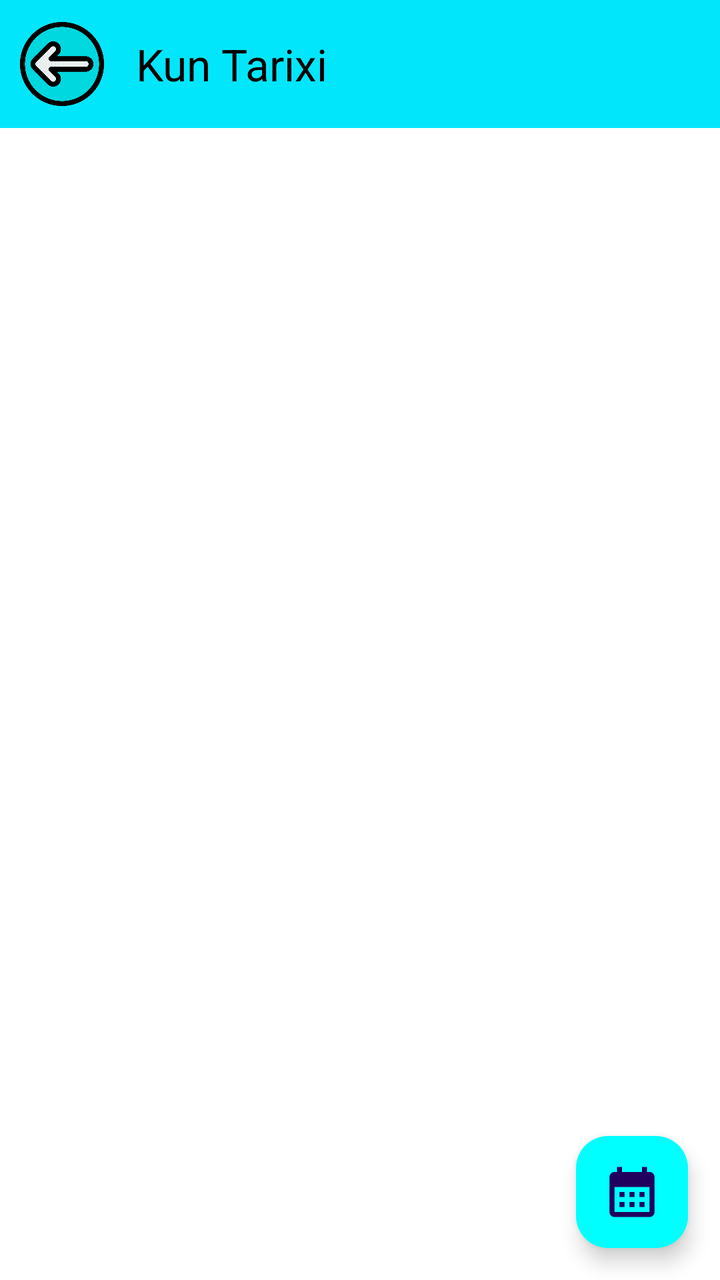
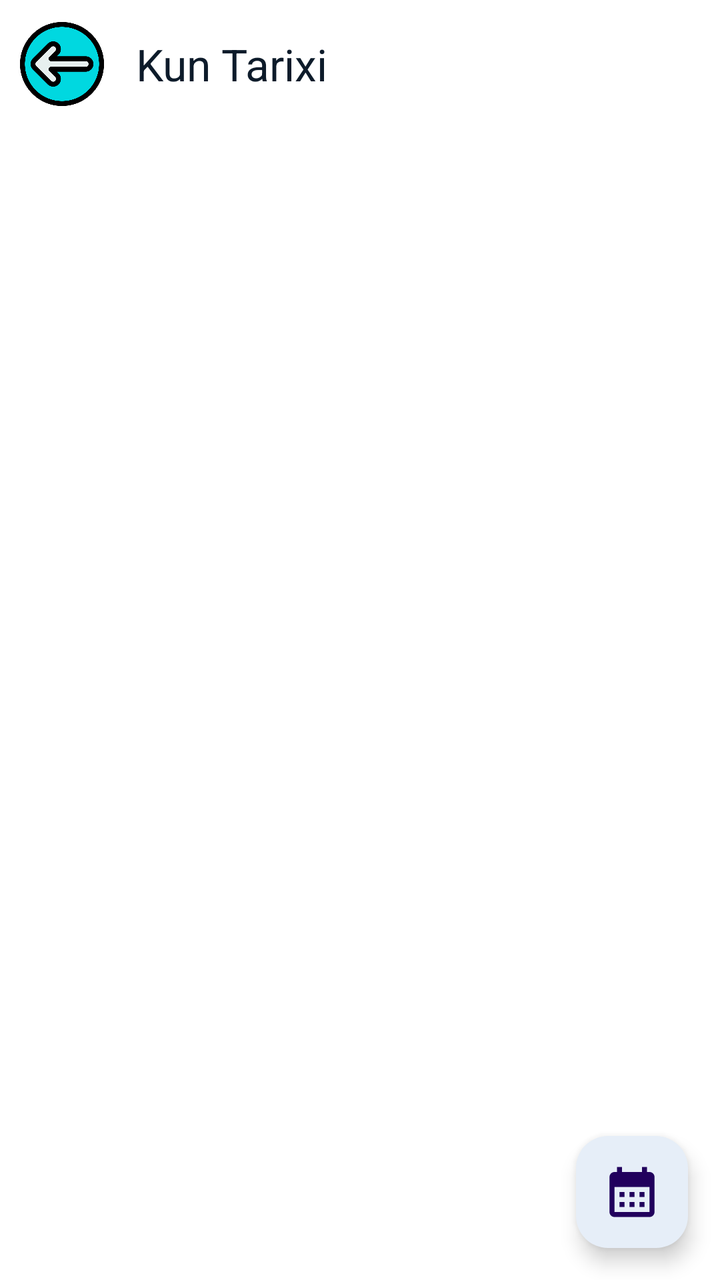

Compare the two renders of this Android layout. The source of the first and the diff that turns it into the second are given below.
<!-- AndroidManifest.xml: application theme Theme.KimyoTest -->
<!-- res/layout/fragment_day_history.xml -->
<?xml version="1.0" encoding="utf-8"?>
<androidx.constraintlayout.widget.ConstraintLayout xmlns:android="http://schemas.android.com/apk/res/android"
    android:layout_width="match_parent"
    android:layout_height="match_parent"
    xmlns:app="http://schemas.android.com/apk/res-auto"
    xmlns:tools="http://schemas.android.com/tools">

    <androidx.appcompat.widget.LinearLayoutCompat
        android:layout_width="match_parent"
        android:layout_height="?attr/actionBarSize"
        app:layout_constraintTop_toTopOf="parent"
        app:layout_constraintStart_toStartOf="parent"
        app:layout_constraintEnd_toEndOf="parent"
        android:orientation="horizontal"
        android:background="@color/whiteBlue">
        <androidx.appcompat.widget.AppCompatImageView
            android:id="@+id/back"
            android:layout_width="42dp"
            android:layout_height="42dp"
            app:srcCompat="@drawable/image_back"
            android:layout_gravity="center_vertical"
            android:layout_marginStart="10dp"/>
        <androidx.appcompat.widget.Toolbar
            android:layout_width="match_parent"
            android:layout_height="?attr/actionBarSize"
            android:id="@+id/toolbar"
            app:titleTextColor="@color/black"
            android:background="@color/whiteBlue"
            android:theme="@style/ThemeOverlay.AppCompat.Dark.ActionBar"
            app:popupTheme="@style/ThemeOverlay.AppCompat.Light"
            app:title="Kun Tarixi"/>

    </androidx.appcompat.widget.LinearLayoutCompat>
    <androidx.recyclerview.widget.RecyclerView
        android:id="@+id/recyclerView"
        android:layout_width="match_parent"
        android:layout_height="match_parent"
        android:layout_marginTop="?attr/actionBarSize"/>
    <com.google.android.material.floatingactionbutton.FloatingActionButton
        android:id="@+id/setDateBtn"
        android:layout_width="wrap_content"
        android:layout_height="wrap_content"
        app:layout_constraintBottom_toBottomOf="parent"
        app:layout_constraintEnd_toEndOf="parent"
        android:layout_margin="16dp"
        android:tint="@color/blue"
        app:maxImageSize="30dp"
        android:backgroundTint="@color/white_blue"
        android:src="@drawable/calendar_24px"/>
</androidx.constraintlayout.widget.ConstraintLayout>
<!-- resources referenced by this layout -->
<resources>
  <color name="black">#FF000000</color>
  <color name="blue">#088FFA</color>
  <color name="whiteBlue">#02E6FB</color>
  <color name="white_blue">#00FFFF</color>
  <!-- drawable calendar_24px (drawable) -->
  <vector android:height="24dp" android:tint="#0080FF"
      android:viewportHeight="24" android:viewportWidth="24"
      android:width="24dp" xmlns:android="http://schemas.android.com/apk/res/android">
      <path android:fillColor="@android:color/white" android:pathData="M19,4h-1V2h-2v2H8V2H6v2H5C3.89,4 3.01,4.9 3.01,6L3,20c0,1.1 0.89,2 2,2h14c1.1,0 2,-0.9 2,-2V6C21,4.9 20.1,4 19,4zM19,20H5V10h14V20zM9,14H7v-2h2V14zM13,14h-2v-2h2V14zM17,14h-2v-2h2V14zM9,18H7v-2h2V18zM13,18h-2v-2h2V18zM17,18h-2v-2h2V18z"/>
  </vector>
  <!-- drawable image_back: png bitmap (drawable, 24774 bytes) -->
  <style name="Theme.KimyoTest" parent="Base.Theme.KimyoTest" />
  <style name="Base.Theme.KimyoTest" parent="Theme.Material3.DayNight.NoActionBar">
          
          
          <item name="android:textColorPrimary">@color/black</item>
          <item name="android:windowBackground">@color/white</item>
      </style>
  <color name="white">#FFFFFFFF</color>
</resources>

<!-- the commit's change to res/layout/fragment_day_history.xml (unified diff, before → after) -->
@@ -2,6 +2,7 @@
 <androidx.constraintlayout.widget.ConstraintLayout xmlns:android="http://schemas.android.com/apk/res/android"
     android:layout_width="match_parent"
     android:layout_height="match_parent"
+    android:background="?attr/colorSurface"
     xmlns:app="http://schemas.android.com/apk/res-auto"
     xmlns:tools="http://schemas.android.com/tools">
 
@@ -12,7 +13,7 @@
         app:layout_constraintStart_toStartOf="parent"
         app:layout_constraintEnd_toEndOf="parent"
         android:orientation="horizontal"
-        android:background="@color/whiteBlue">
+        android:background="?attr/colorSurface">
         <androidx.appcompat.widget.AppCompatImageView
             android:id="@+id/back"
             android:layout_width="42dp"
@@ -24,8 +25,8 @@
             android:layout_width="match_parent"
             android:layout_height="?attr/actionBarSize"
             android:id="@+id/toolbar"
-            app:titleTextColor="@color/black"
-            android:background="@color/whiteBlue"
+            app:titleTextColor="?attr/colorOnSurface"
+            android:background="?attr/colorSurface"
             android:theme="@style/ThemeOverlay.AppCompat.Dark.ActionBar"
             app:popupTheme="@style/ThemeOverlay.AppCompat.Light"
             app:title="Kun Tarixi"/>
@@ -43,8 +44,8 @@
         app:layout_constraintBottom_toBottomOf="parent"
         app:layout_constraintEnd_toEndOf="parent"
         android:layout_margin="16dp"
-        android:tint="@color/blue"
+        android:tint="?attr/colorPrimary"
         app:maxImageSize="30dp"
-        android:backgroundTint="@color/white_blue"
+        android:backgroundTint="?attr/colorSurface"
         android:src="@drawable/calendar_24px"/>
 </androidx.constraintlayout.widget.ConstraintLayout>
<!-- resource entries referenced after the edit -->
@@ -1,9 +1,5 @@
 <!-- resources referenced by this layout -->
 <resources>
-  <color name="black">#FF000000</color>
-  <color name="blue">#088FFA</color>
-  <color name="whiteBlue">#02E6FB</color>
-  <color name="white_blue">#00FFFF</color>
   <!-- drawable calendar_24px (drawable) -->
   <vector android:height="24dp" android:tint="#0080FF"
       android:viewportHeight="24" android:viewportWidth="24"
@@ -14,10 +10,22 @@
   <style name="Theme.KimyoTest" parent="Base.Theme.KimyoTest" />
   <style name="Base.Theme.KimyoTest" parent="Theme.Material3.DayNight.NoActionBar">
           
-          
-          <item name="android:textColorPrimary">@color/black</item>
-          <item name="android:windowBackground">@color/white</item>
+          <item name="android:windowBackground">@color/chem_background_light</item>
+          <item name="android:textColorPrimary">@color/chem_on_surface_light</item>
+          <item name="colorPrimary">@color/chem_primary_light</item>
+          <item name="colorOnPrimary">@color/chem_surface_light</item>
+          <item name="colorSurface">@color/chem_surface_light</item>
+          <item name="colorOnSurface">@color/chem_on_surface_light</item>
+          <item name="colorOutline">@color/chem_outline_light</item>
+          <item name="colorPrimaryContainer">@color/chem_toolbar_light</item>
+          <item name="colorSurfaceVariant">@color/chem_surface_variant_light</item>
       </style>
-  <color name="white">#FFFFFFFF</color>
+  <color name="chem_background_light">#F0F7FF</color>
+  <color name="chem_on_surface_light">#0D1B2A</color>
+  <color name="chem_primary_light">#1565C0</color>
+  <color name="chem_surface_light">#FFFFFF</color>
+  <color name="chem_outline_light">#90A4AE</color>
+  <color name="chem_toolbar_light">#0D47A1</color>
+  <color name="chem_surface_variant_light">#E3F2FD</color>
 </resources>
 
